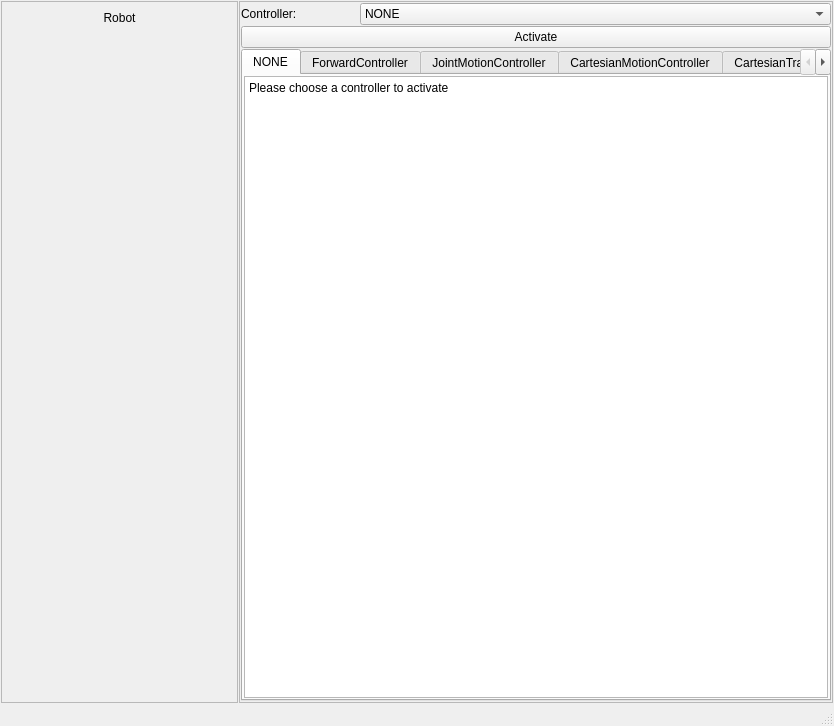
Qt form robot_gui/src/RobotGUIMainWindow.ui (buaazrz/ros2_ws) before a commit.
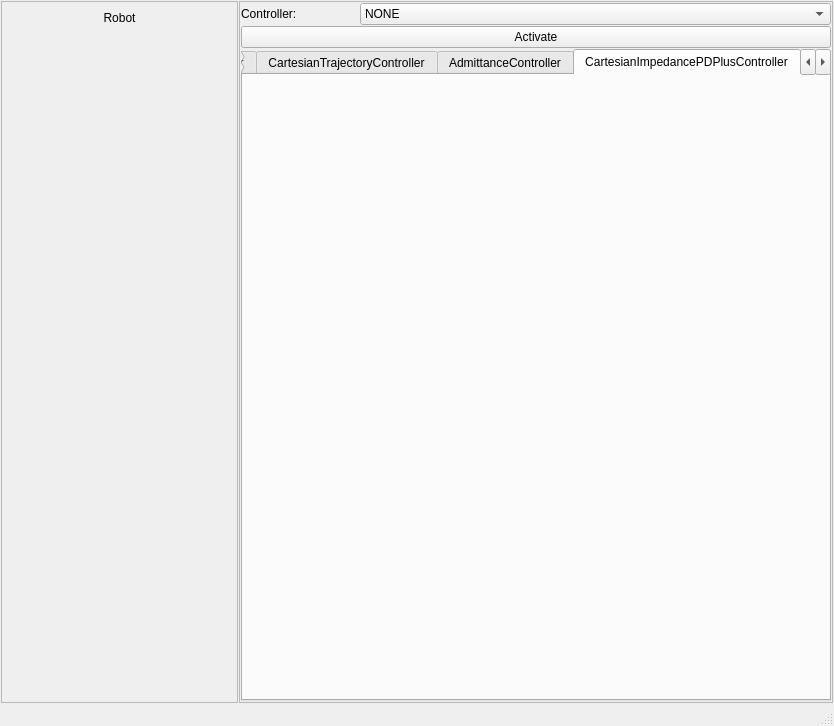
The same form after that commit. The open tabs and pages were chosen to show the change.

Diff of the .ui file:
```diff
--- a/robot_gui/src/RobotGUIMainWindow.ui
+++ b/robot_gui/src/RobotGUIMainWindow.ui
@@ -157,6 +157,19 @@
            <string>AdmittanceController</string>
           </attribute>
          </widget>
+          <widget class="QWidget" name="CartesianImpedancePDPlusController">
+          <attribute name="title">
+           <string>CartesianImpedancePDPlusController</string>
+          </attribute>
+          <layout class="QVBoxLayout" name="verticalLayout_4"/>
+         </widget>
+         <!-- 新增标签页2：阻抗PD控制器（代码中使用的widget(7)） -->
+         <widget class="QWidget" name="CartesianImpedancePDController">
+          <attribute name="title">
+           <string>CartesianImpedancePDController</string>
+          </attribute>
+          <layout class="QVBoxLayout" name="verticalLayout_5"/>
+         </widget>
          <widget class="QWidget" name="tab_4">
           <attribute name="title">
            <string>ForceDragController</string>
```
